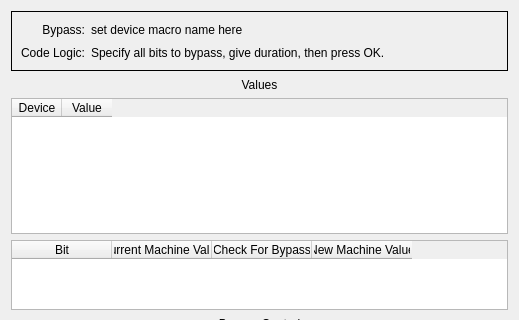
Above: ui/nc_mps_bypass.ui from evrenke/SLAC-NC-MPS-GUI before the change; both pictures show x 0 to 519 and y 0 to 320 of the 519 by 586 pixel window. Below: the same form after it.
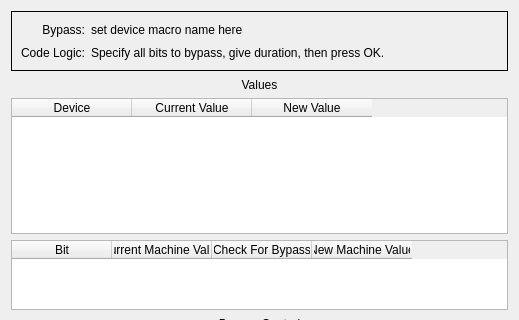
That is the form after the change. Custom widgets are drawn as their Qt base class.

What changed in the file:
```diff
--- a/ui/nc_mps_bypass.ui
+++ b/ui/nc_mps_bypass.ui
@@ -174,10 +174,10 @@
       <enum>QAbstractItemView::NoSelection</enum>
      </property>
      <property name="columnCount">
-      <number>2</number>
+      <number>3</number>
      </property>
      <attribute name="horizontalHeaderDefaultSectionSize">
-      <number>50</number>
+      <number>120</number>
      </attribute>
      <attribute name="horizontalHeaderHighlightSections">
       <bool>false</bool>
@@ -198,7 +198,12 @@
      </column>
      <column>
       <property name="text">
-       <string>Value</string>
+       <string>Current Value</string>
+      </property>
+     </column>
+     <column>
+      <property name="text">
+       <string>New Value</string>
       </property>
      </column>
     </widget>
```
